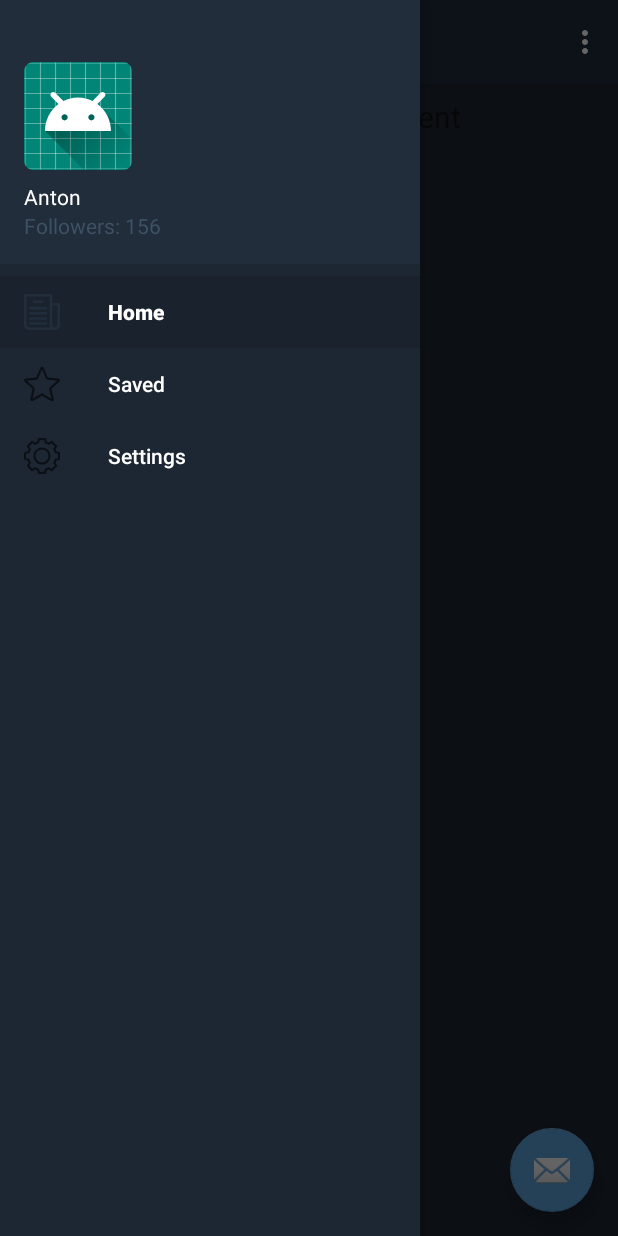
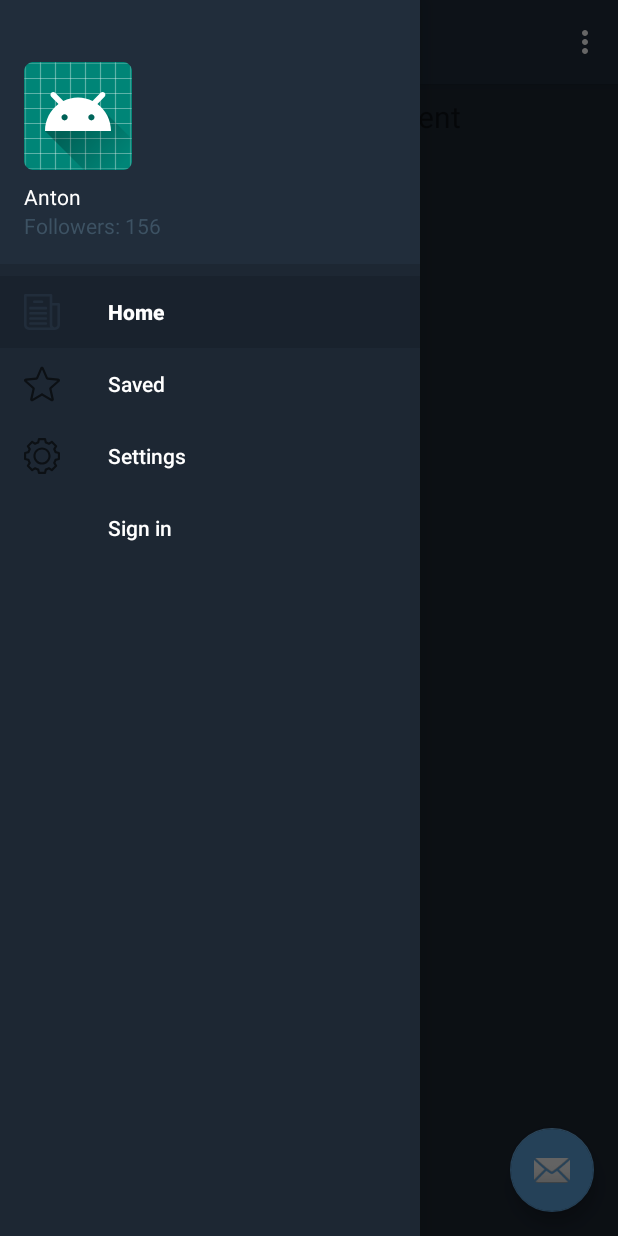
Before and after one commit to Maksimka-dev/blog, an Android app: the screen it shows after launch (MainActivity), with the side drawer open, on a phone screen of 412 x 824 dp. Run offline under Robolectric (Android 15) with nearby library versions, the phone set to English and light mode, and no system bars; our stand-ins replace navigation-ui.

Commit message:
feat: sign fragments and menu navigation

```diff
--- a/app/src/main/java/com/example/blog/MainActivity.kt
+++ b/app/src/main/java/com/example/blog/MainActivity.kt
@@ -1,3 +1,5 @@
+@file:Suppress("DEPRECATION")
+
 package com.example.blog
 
 import android.os.Bundle
@@ -24,6 +26,9 @@ class MainActivity : AppCompatActivity() {
         val toolbar: Toolbar = findViewById(R.id.toolbar)
         setSupportActionBar(toolbar)
 
+        window.navigationBarColor = resources.getColor(R.color.colorNavBar)
+        window.statusBarColor = resources.getColor(R.color.colorStatusBar)
+
         val fab: FloatingActionButton = findViewById(R.id.fab)
         fab.setOnClickListener { view ->
             Snackbar.make(view, "Replace with your own action", Snackbar.LENGTH_LONG)
@@ -37,7 +42,7 @@ class MainActivity : AppCompatActivity() {
         // menu should be considered as top level destinations.
         appBarConfiguration = AppBarConfiguration(
             setOf(
-                R.id.nav_home, R.id.nav_gallery, R.id.nav_tools
+                R.id.nav_home, R.id.nav_saved, R.id.nav_settings, R.id.nav_sing_in
             ), drawerLayout
         )
         setupActionBarWithNavController(navController, appBarConfiguration)
--- a/app/src/main/java/com/example/blog/ui/gallery/SavedFragment.kt
+++ b/app/src/main/java/com/example/blog/ui/saved/SavedFragment.kt
@@ -1,4 +1,4 @@
-package com.example.blog.ui.gallery
+package com.example.blog.ui.saved
 
 import android.os.Bundle
 import android.view.LayoutInflater
--- a/app/src/main/java/com/example/blog/ui/tools/SettingsViewModel.kt
+++ b/app/src/main/java/com/example/blog/ui/saved/SavedViewModel.kt
@@ -1,13 +1,13 @@
-package com.example.blog.ui.tools
+package com.example.blog.ui.saved
 
 import androidx.lifecycle.LiveData
 import androidx.lifecycle.MutableLiveData
 import androidx.lifecycle.ViewModel
 
-class SettingsViewModel : ViewModel() {
+class SavedViewModel : ViewModel() {
 
     private val _text = MutableLiveData<String>().apply {
-        value = "This is tools Fragment"
+        value = "This is gallery Fragment"
     }
     val text: LiveData<String> = _text
 }
--- a/app/src/main/java/com/example/blog/ui/tools/SettingsFragment.kt
+++ b/app/src/main/java/com/example/blog/ui/settings/SettingsFragment.kt
@@ -1,4 +1,4 @@
-package com.example.blog.ui.tools
+package com.example.blog.ui.settings
 
 import android.os.Bundle
 import android.view.LayoutInflater
--- a/app/src/main/java/com/example/blog/ui/gallery/SavedViewModel.kt
+++ b/app/src/main/java/com/example/blog/ui/settings/SettingsViewModel.kt
@@ -1,13 +1,13 @@
-package com.example.blog.ui.gallery
+package com.example.blog.ui.settings
 
 import androidx.lifecycle.LiveData
 import androidx.lifecycle.MutableLiveData
 import androidx.lifecycle.ViewModel
 
-class SavedViewModel : ViewModel() {
+class SettingsViewModel : ViewModel() {
 
     private val _text = MutableLiveData<String>().apply {
-        value = "This is gallery Fragment"
+        value = "This is tools Fragment"
     }
     val text: LiveData<String> = _text
 }
--- /dev/null
+++ b/app/src/main/java/com/example/blog/ui/sign/SignInFragment.kt
@@ -0,0 +1,6 @@
+package com.example.blog.ui.sign
+
+import androidx.fragment.app.Fragment
+
+class SignInFragment : Fragment() {
+}
--- /dev/null
+++ b/app/src/main/java/com/example/blog/ui/sign/SignInViewModel.kt
@@ -0,0 +1,6 @@
+package com.example.blog.ui.sign
+
+import androidx.lifecycle.ViewModel
+
+class SignInViewModel : ViewModel() {
+}
--- /dev/null
+++ b/app/src/main/java/com/example/blog/ui/sign/SignUpFragment.kt
@@ -0,0 +1,6 @@
+package com.example.blog.ui.sign
+
+import androidx.fragment.app.Fragment
+
+class SignUpFragment : Fragment() {
+}
--- /dev/null
+++ b/app/src/main/java/com/example/blog/ui/sign/SignUpViewModel.kt
@@ -0,0 +1,6 @@
+package com.example.blog.ui.sign
+
+import androidx.lifecycle.ViewModel
+
+class SignUpViewModel : ViewModel() {
+}
--- /dev/null
+++ b/app/src/main/res/layout/sign_in_layout.xml
@@ -0,0 +1,5 @@
+<?xml version="1.0" encoding="utf-8"?>
+<androidx.constraintlayout.widget.ConstraintLayout xmlns:android="http://schemas.android.com/apk/res/android"
+    android:layout_width="match_parent" android:layout_height="match_parent">
+
+</androidx.constraintlayout.widget.ConstraintLayout>
--- /dev/null
+++ b/app/src/main/res/layout/sing_up_layout.xml
@@ -0,0 +1,6 @@
+<?xml version="1.0" encoding="utf-8"?>
+<androidx.constraintlayout.widget.ConstraintLayout
+    xmlns:android="http://schemas.android.com/apk/res/android" android:layout_width="match_parent"
+    android:layout_height="match_parent">
+
+</androidx.constraintlayout.widget.ConstraintLayout>
--- a/app/src/main/res/menu/activity_main_drawer.xml
+++ b/app/src/main/res/menu/activity_main_drawer.xml
@@ -9,12 +9,18 @@
             android:icon="@drawable/ic_news"
             android:title="@string/menu_home" />
         <item
-            android:id="@+id/nav_gallery"
+            android:id="@+id/nav_saved"
             android:icon="@drawable/ic_saved"
             android:title="@string/menu_saved" />
         <item
-            android:id="@+id/nav_tools"
+            android:id="@+id/nav_settings"
             android:icon="@drawable/ic_settings"
             android:title="@string/menu_settings" />
     </group>
+
+    <group>
+        <item
+            android:id="@+id/nav_sing_in"
+            android:title="@string/menu_sing_in"/>
+    </group>
 </menu>
--- a/app/src/main/res/values/colors.xml
+++ b/app/src/main/res/values/colors.xml
@@ -5,5 +5,7 @@
     <color name="colorPrimaryTransparent">#3d5263</color>
     <color name="colorAccent">#5ea3dc</color>
     <color name="colorMenuPrimary">#233040</color>
+    <color name="colorNavBar">#161d27</color>
     <color name="colorWhite">#ffffff</color>
+    <color name="colorStatusBar">#1a242e</color>
 </resources>
--- a/app/src/main/res/values/strings.xml
+++ b/app/src/main/res/values/strings.xml
@@ -10,4 +10,7 @@
     <string name="menu_home">Home</string>
     <string name="menu_saved">Saved</string>
     <string name="menu_settings">Settings</string>
+    <string name="menu_sing_in">Sign in</string>
+    <string name="menu_sing_up">Sign up</string>
+    <string name="menu_sing_out">Sing out</string>
 </resources>
```
Also changed, not shown: app/src/main/res/navigation/mobile_navigation.xml (+16 -4 lines).
